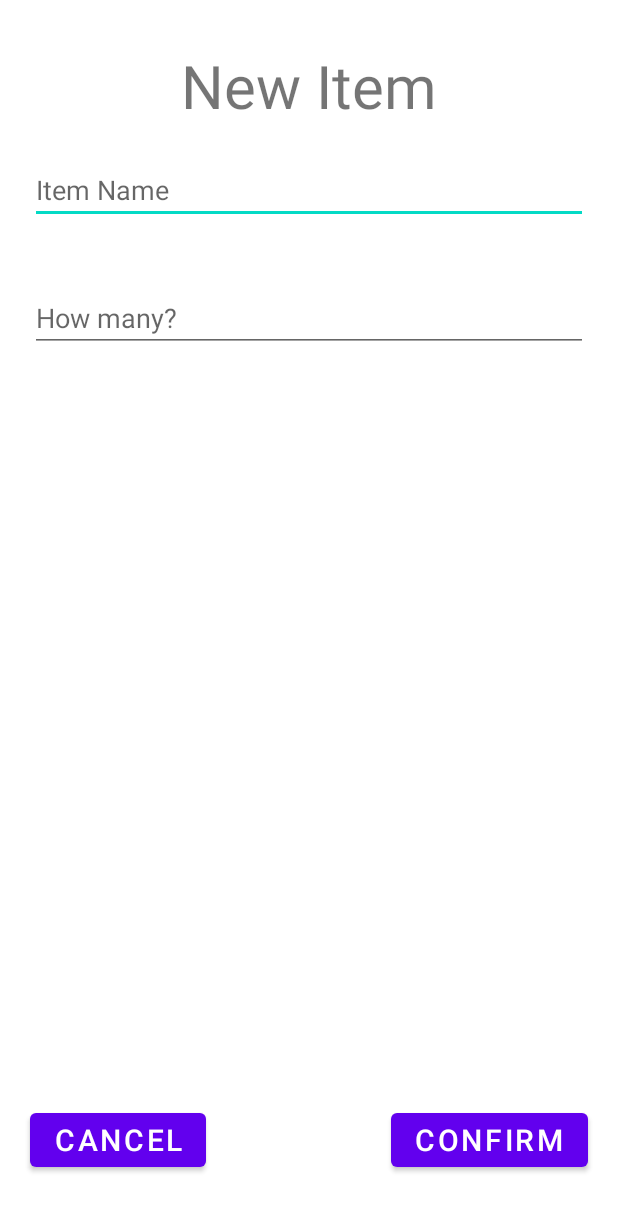
After one commit to Esame/GRS, an Android app: the layout inventory_popup.xml on its own in the app's theme, with its tools: preview values and no code run, on a phone screen of 412 x 824 dp. The commit adds this screen. Shown: the top 1211 px of the screen. Run offline under Robolectric (Android 15) with nearby library versions, the light colour scheme and no system bars.

Commit message:
added popup

```diff
--- /dev/null
+++ b/GettingRidOfStuff/app/src/main/res/layout/inventory_popup.xml
@@ -0,0 +1,58 @@
+<?xml version="1.0" encoding="utf-8"?>
+<RelativeLayout
+    xmlns:android="http://schemas.android.com/apk/res/android" android:layout_width="match_parent"
+    android:layout_height="match_parent">
+
+    <TextView
+        android:id="@+id/inventory_title"
+        android:layout_width="wrap_content"
+        android:layout_height="wrap_content"
+        android:layout_centerHorizontal="true"
+        android:layout_marginTop="30sp"
+        android:text="New Item"
+        android:textSize="40sp"/>
+
+    <EditText
+        android:layout_weight="0.15"
+        android:id="@+id/item_name_input"
+        android:layout_height="wrap_content"
+        android:layout_width="match_parent"
+        android:layout_margin="20dp"
+        android:inputType="text"
+        android:hint="Item Name"
+        android:layout_centerHorizontal="true"
+        android:layout_below="@id/inventory_title"/>
+
+    <EditText
+        android:layout_weight="0.15"
+        android:id="@+id/item_quantity_input"
+        android:layout_height="wrap_content"
+        android:layout_width="match_parent"
+        android:layout_margin="20dp"
+        android:inputType="text"
+        android:hint="How many?"
+        android:layout_centerHorizontal="true"
+        android:layout_below="@id/item_name_input"/>
+
+    <Button
+        android:id="@+id/btn_inventory_route"
+        android:layout_width="wrap_content"
+        android:layout_height="wrap_content"
+        android:layout_alignParentBottom="true"
+        android:layout_marginBottom="40sp"
+        android:layout_marginLeft="20sp"
+        android:text="Cancel"
+        android:textSize="20sp"/>
+
+    <Button
+        android:id="@+id/btn_inventory_add"
+        android:layout_width="wrap_content"
+        android:layout_height="wrap_content"
+        android:layout_alignParentBottom="true"
+        android:layout_alignParentRight="true"
+        android:layout_marginBottom="40sp"
+        android:layout_marginRight="20sp"
+        android:text="Confirm"
+        android:textSize="20sp"/>
+
+</RelativeLayout>
--- a/GettingRidOfStuff/app/src/main/res/layout/organization.xml
+++ b/GettingRidOfStuff/app/src/main/res/layout/organization.xml
@@ -27,7 +27,6 @@
         android:src="@drawable/bellingham"/>
 
     <Button
-
         android:id="@+id/button_1"
         android:layout_width="match_parent"
         android:layout_height="wrap_content"
```
Also changed, not shown: GettingRidOfStuff/app/src/main/java/com/example/gettingridofstuff/inventoryActivity.java (+24 -0 lines), GettingRidOfStuff/app/src/main/res/layout/activity_inventory.xml (+12 -1 lines).
